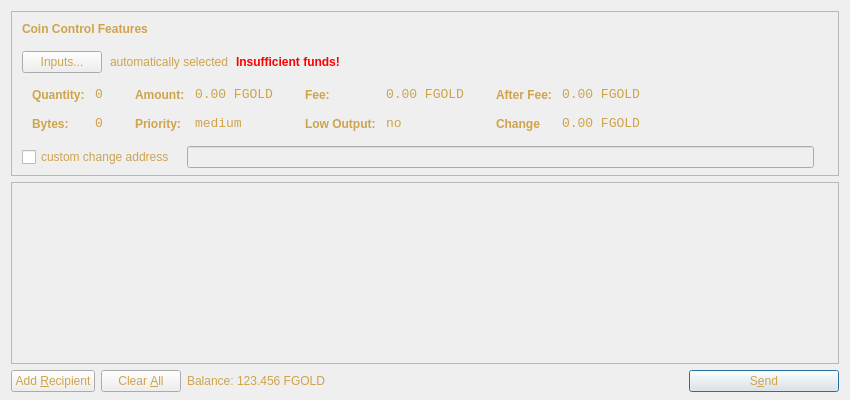
The window that src/qt/forms/sendcoinsdialog.ui (park-com/second) describes before a commit, drawn with Qt 5.
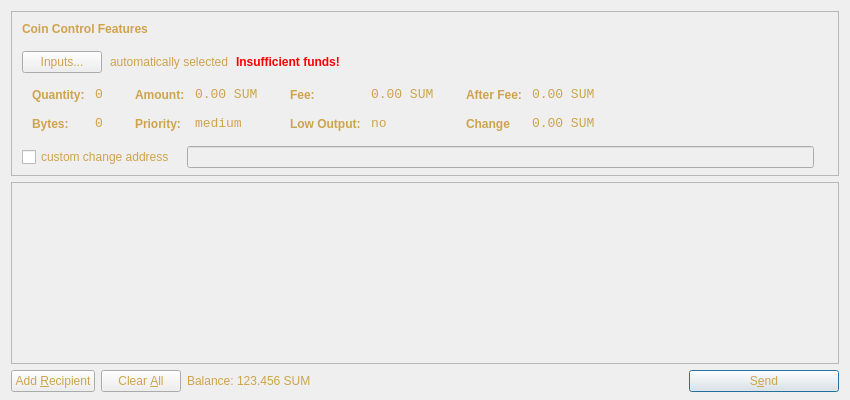
The same window after the commit. Icons and pictures are not drawn.

The edit to the form file:
```diff
--- a/src/qt/forms/sendcoinsdialog.ui
+++ b/src/qt/forms/sendcoinsdialog.ui
@@ -334,7 +334,7 @@
                   <enum>Qt::ActionsContextMenu</enum>
                  </property>
                  <property name="text">
-                  <string>0.00 FGOLD</string>
+                  <string>0.00 SUM</string>
                  </property>
                  <property name="textInteractionFlags">
                   <set>Qt::LinksAccessibleByMouse|Qt::TextSelectableByKeyboard|Qt::TextSelectableByMouse</set>
@@ -420,7 +420,7 @@
                   <enum>Qt::ActionsContextMenu</enum>
                  </property>
                  <property name="text">
-                  <string>0.00 FGOLD</string>
+                  <string>0.00 SUM</string>
                  </property>
                  <property name="textInteractionFlags">
                   <set>Qt::LinksAccessibleByMouse|Qt::TextSelectableByKeyboard|Qt::TextSelectableByMouse</set>
@@ -506,7 +506,7 @@
                   <enum>Qt::ActionsContextMenu</enum>
                  </property>
                  <property name="text">
-                  <string>0.00 FGOLD</string>
+                  <string>0.00 SUM</string>
                  </property>
                  <property name="textInteractionFlags">
                   <set>Qt::LinksAccessibleByMouse|Qt::TextSelectableByKeyboard|Qt::TextSelectableByMouse</set>
@@ -538,7 +538,7 @@
                   <enum>Qt::ActionsContextMenu</enum>
                  </property>
                  <property name="text">
-                  <string>0.00 FGOLD</string>
+                  <string>0.00 SUM</string>
                  </property>
                  <property name="textInteractionFlags">
                   <set>Qt::LinksAccessibleByMouse|Qt::TextSelectableByKeyboard|Qt::TextSelectableByMouse</set>
@@ -754,7 +754,7 @@
           <cursorShape>IBeamCursor</cursorShape>
          </property>
          <property name="text">
-          <string>123.456 FGOLD</string>
+          <string>123.456 SUM</string>
          </property>
          <property name="textInteractionFlags">
           <set>Qt::LinksAccessibleByMouse|Qt::TextSelectableByKeyboard|Qt::TextSelectableByMouse</set>
```
